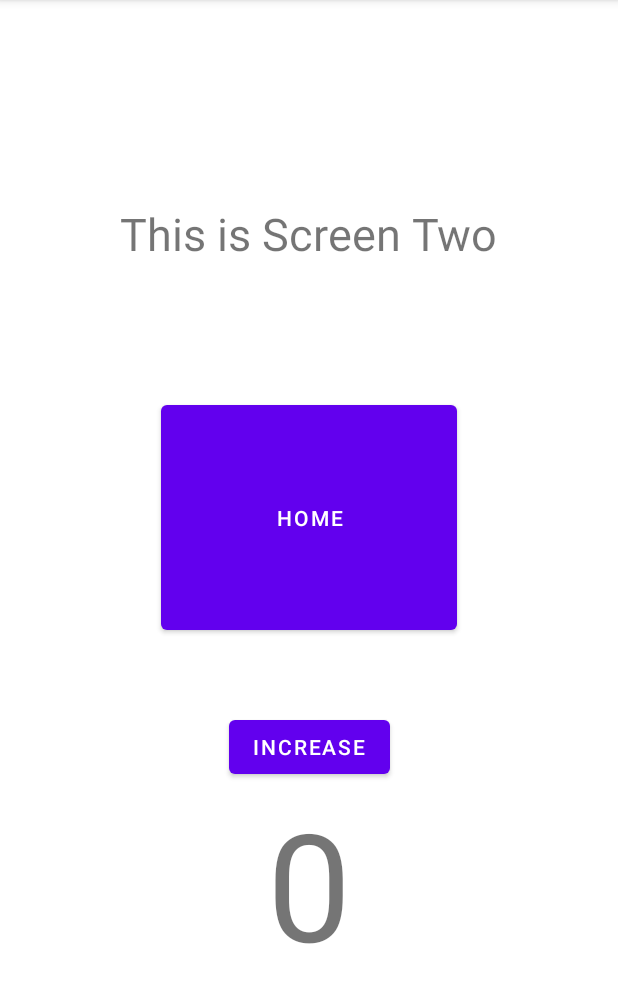
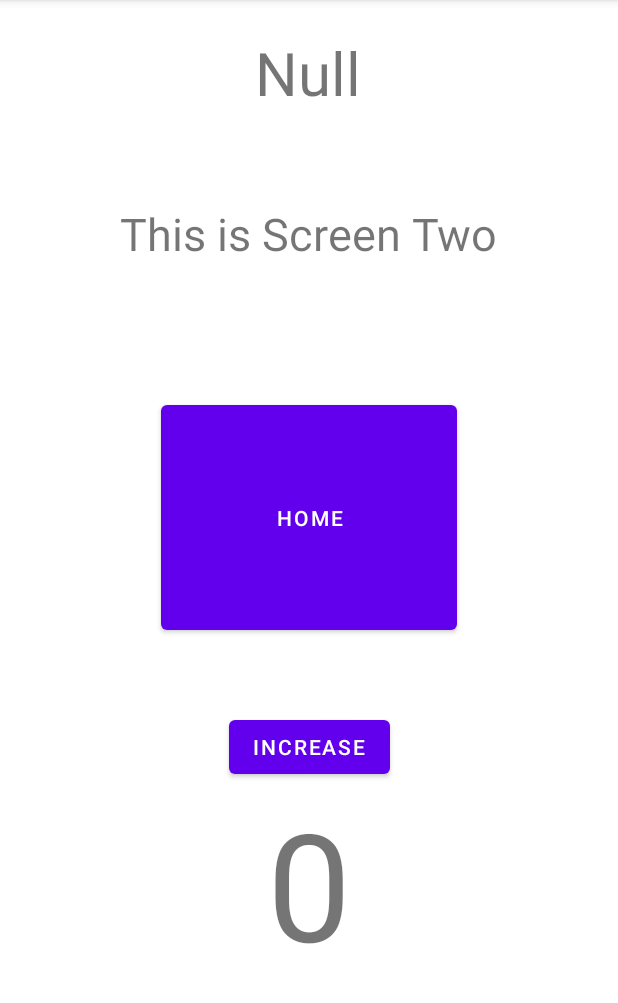
Before and after one commit to solsticefox/SampleApp1, an Android app: the SecondScreenFragment screen opened through its navigation route, on a phone screen of 412 x 824 dp, the part 84-1087 px from its top. Run offline under Robolectric (Android 15) with nearby library versions, the phone set to English and light mode, and no system bars; our stand-ins replace Firebase (no records; nobody signed in at launch, a user with empty details on screens opened directly); 1 statement that could not run was skipped.

```diff
--- a/app/build.gradle
+++ b/app/build.gradle
@@ -1,5 +1,6 @@
 plugins {
     alias(libs.plugins.android.application)
+    id 'com.google.gms.google-services'
 }
 
 android {
@@ -40,4 +41,7 @@ dependencies {
     testImplementation libs.junit
     androidTestImplementation libs.ext.junit
     androidTestImplementation libs.espresso.core
+    implementation platform('com.google.firebase:firebase-bom:33.5.1')
+    implementation 'com.google.firebase:firebase-analytics'
+    implementation("com.google.firebase:firebase-database")
 }
--- a/app/src/main/java/com/example/emptytest1/ui/MainActivity.java
+++ b/app/src/main/java/com/example/emptytest1/ui/MainActivity.java
@@ -3,11 +3,17 @@ import android.os.Bundle;
 import androidx.appcompat.app.AppCompatActivity;
 
 import com.example.emptytest1.R;
+import com.google.firebase.Firebase;
+import com.google.firebase.database.DatabaseReference;
+import com.google.firebase.database.FirebaseDatabase;
 
 public class MainActivity extends AppCompatActivity {
+    //Runs when the activity is created
     @Override
     protected void onCreate(Bundle savedInstanceState) {
         super.onCreate(savedInstanceState);
-        setContentView(R.layout.activity_main);
+        setContentView(R.layout.activity_main); //Sets the screen to the view set by the xml file
+//        FirebaseDatabase database = FirebaseDatabase.getInstance();
+//        DatabaseReference myRef = database.getReference();
     }
 }
--- a/app/src/main/java/com/example/emptytest1/ui/anotherscreen/SecondScreenFragment.java
+++ b/app/src/main/java/com/example/emptytest1/ui/anotherscreen/SecondScreenFragment.java
@@ -1,5 +1,6 @@
 package com.example.emptytest1.ui.anotherscreen;
 
+import androidx.lifecycle.Observer;
 import androidx.lifecycle.ViewModelProvider;
 
 import android.os.Bundle;
@@ -20,36 +21,57 @@ import com.example.emptytest1.R;
 
 public class SecondScreenFragment extends Fragment {
 
+    //Stores ViewModel
+    //ViewModels used to manage items that will be displayed (Does not interact with View elements, but stores data to be put in those views)
     private SecondScreenViewModel countViewModel;
 
     public static SecondScreenFragment newInstance() {
         return new SecondScreenFragment();
     }
 
+    //onCreateView runs when the view is created by the parent activity
     @Override
     public View onCreateView(@NonNull LayoutInflater inflater, @Nullable ViewGroup container,
                              @Nullable Bundle savedInstanceState) {
+        //Instantiates a ViewModel (We need to instantiate it first before we can reference it
         countViewModel = new ViewModelProvider(requireActivity()).get(SecondScreenViewModel.class);
+        //Creates the screen using the xml file instructions
         return inflater.inflate(R.layout.fragment_second_screen, container, false);
     }
 
+    //onViewCreated runs immediately after onCreateView
     @Override
     public void onViewCreated(@NonNull View view, @Nullable Bundle savedInstanceState) {
         super.onViewCreated(view, savedInstanceState);
 
+        //References a button by searching for the element with the correct ID
         Button navigateButton = view.findViewById(R.id.secondToHomeButton);
+        //Runs the lambda whenever the button is pressed, typically is an anonymous class, but lambda makes it simpler
         navigateButton.setOnClickListener(v -> {
             NavController navController = Navigation.findNavController(view);
             navController.navigate(R.id.action_secondScreenFragment_to_homeFragment);
         });
+        //Reference the TextView
         TextView count = view.findViewById(R.id.count);
         count.setText(String.valueOf(countViewModel.getCount()));
+        TextView mutated = view.findViewById(R.id.mutatedCount);
+        //Attaches the listener
+        countViewModel.getMutatedCount();
+        //Changes something whenever the live data is changed
+        countViewModel.mutatedCount.observe(getViewLifecycleOwner(), new Observer<String>() {
+            @Override
+            public void onChanged(String s) {
+                mutated.setText(s);
+            }
+        });
 
         Button increaseCount = view.findViewById(R.id.countIncreaser);
         increaseCount.setOnClickListener(v -> {
             countViewModel.incrementCount();
             count.setText(String.valueOf(countViewModel.getCount()));
         });
+
+
     }
 
 }
--- a/app/src/main/java/com/example/emptytest1/ui/anotherscreen/SecondScreenViewModel.java
+++ b/app/src/main/java/com/example/emptytest1/ui/anotherscreen/SecondScreenViewModel.java
@@ -1,15 +1,52 @@
 package com.example.emptytest1.ui.anotherscreen;
 
+import android.util.Log;
+
+import androidx.lifecycle.MutableLiveData;
 import androidx.lifecycle.ViewModel;
 
+import com.google.firebase.database.DatabaseReference;
+import com.google.firebase.database.FirebaseDatabase;
+import com.google.firebase.database.ValueEventListener;
+import com.google.firebase.database.DataSnapshot;
+import com.google.firebase.database.DatabaseError;
+
+
 public class SecondScreenViewModel extends ViewModel {
+
+    //Gets the database instance
+    FirebaseDatabase database = FirebaseDatabase.getInstance();
+    //Gets a reference to that instance
+    DatabaseReference myRef = database.getReference();
     private int count = 0;
+    //Special data type that has a built in interface that allows for onChange updates
+    public MutableLiveData<String> mutatedCount = new MutableLiveData<>("Null");
     public int getCount() {
         return count;
     }
 
     public void incrementCount() {
         count++;
+        myRef.setValue(count*2);
+    }
+
+
+    public void getMutatedCount() {
+        //Attaches a listener
+        myRef.addValueEventListener(new ValueEventListener() {
+            //Does something whenever data is changed
+            @Override
+            public void onDataChange(DataSnapshot dataSnapshot) {
+                Integer value = dataSnapshot.getValue(Integer.class);
+                mutatedCount.setValue(value.toString());
+            }
+
+            //Does something when something goes wrong
+            @Override
+            public void onCancelled(DatabaseError databaseError) {
+                Log.e("FirebaseError", "Failed to read value: " + databaseError.getMessage(), databaseError.toException());
+            }
+        });
     }
 
 
--- a/app/src/main/res/layout/fragment_second_screen.xml
+++ b/app/src/main/res/layout/fragment_second_screen.xml
@@ -49,4 +49,16 @@
         app:layout_constraintStart_toStartOf="parent"
         app:layout_constraintTop_toBottomOf="@+id/countIncreaser" />
 
+    <TextView
+        android:id="@+id/mutatedCount"
+        android:layout_width="wrap_content"
+        android:layout_height="wrap_content"
+        android:layout_marginBottom="60dp"
+        android:text="null"
+        android:textSize="40dp"
+        app:layout_constraintBottom_toTopOf="@+id/secondScreenText"
+        app:layout_constraintEnd_toEndOf="parent"
+        app:layout_constraintHorizontal_bias="0.498"
+        app:layout_constraintStart_toStartOf="parent" />
+
 </androidx.constraintlayout.widget.ConstraintLayout>
--- a/build.gradle
+++ b/build.gradle
@@ -1,4 +1,5 @@
 // Top-level build file where you can add configuration options common to all sub-projects/modules.
 plugins {
 alias(libs.plugins.android.application) apply false
+    id 'com.google.gms.google-services' version '4.4.2' apply false
 }
```
Also changed, not shown: 1 other file.
